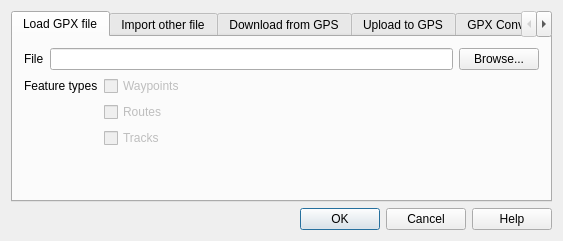
Before: the Qt Designer form src/plugins/gps_importer/qgsgpspluginguibase.ui in qgis/QGIS, drawn with Qt 5.
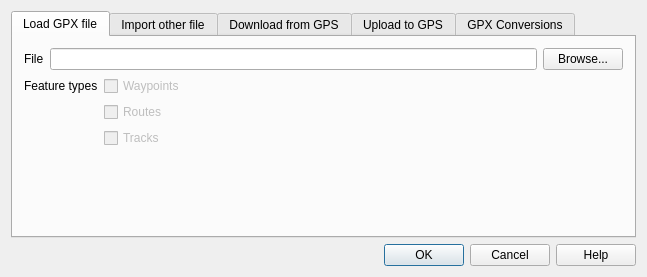
After: the same form once the commit is applied. The open tabs and pages were chosen to show the change. Icons and pictures are not drawn. Custom widgets are drawn as their Qt base class.

Commit message: GPSTools: open "Load GPX" tab by default

Patch:
```diff
--- a/src/plugins/gps_importer/qgsgpspluginguibase.ui
+++ b/src/plugins/gps_importer/qgsgpspluginguibase.ui
@@ -6,8 +6,8 @@
    <rect>
     <x>0</x>
     <y>0</y>
-    <width>563</width>
-    <height>241</height>
+    <width>647</width>
+    <height>277</height>
    </rect>
   </property>
   <property name="windowTitle">
```
Left out of the diff: 2 changed lines with no effect on the pictures.
